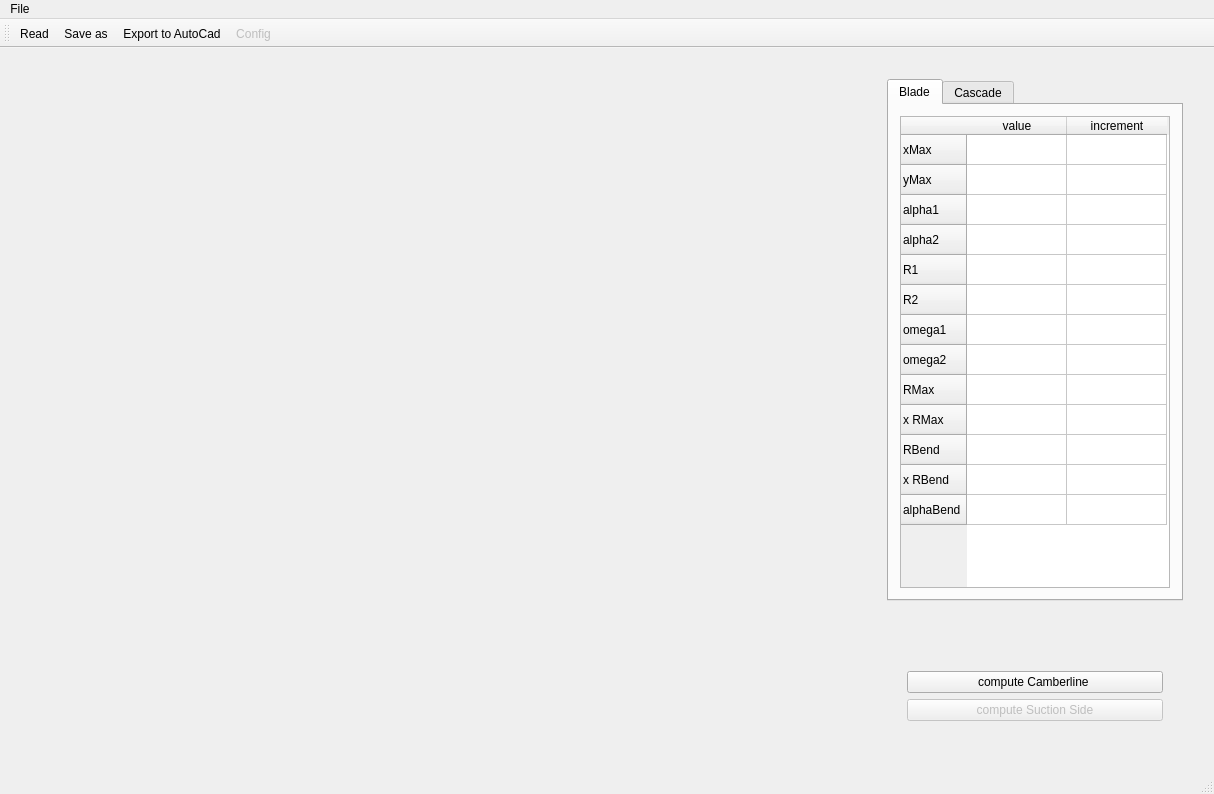
Before: the Qt Designer form guiBladeDesigner/guiBladeDesigner.ui in Avgustin4ik/bd, drawn with Qt 5.
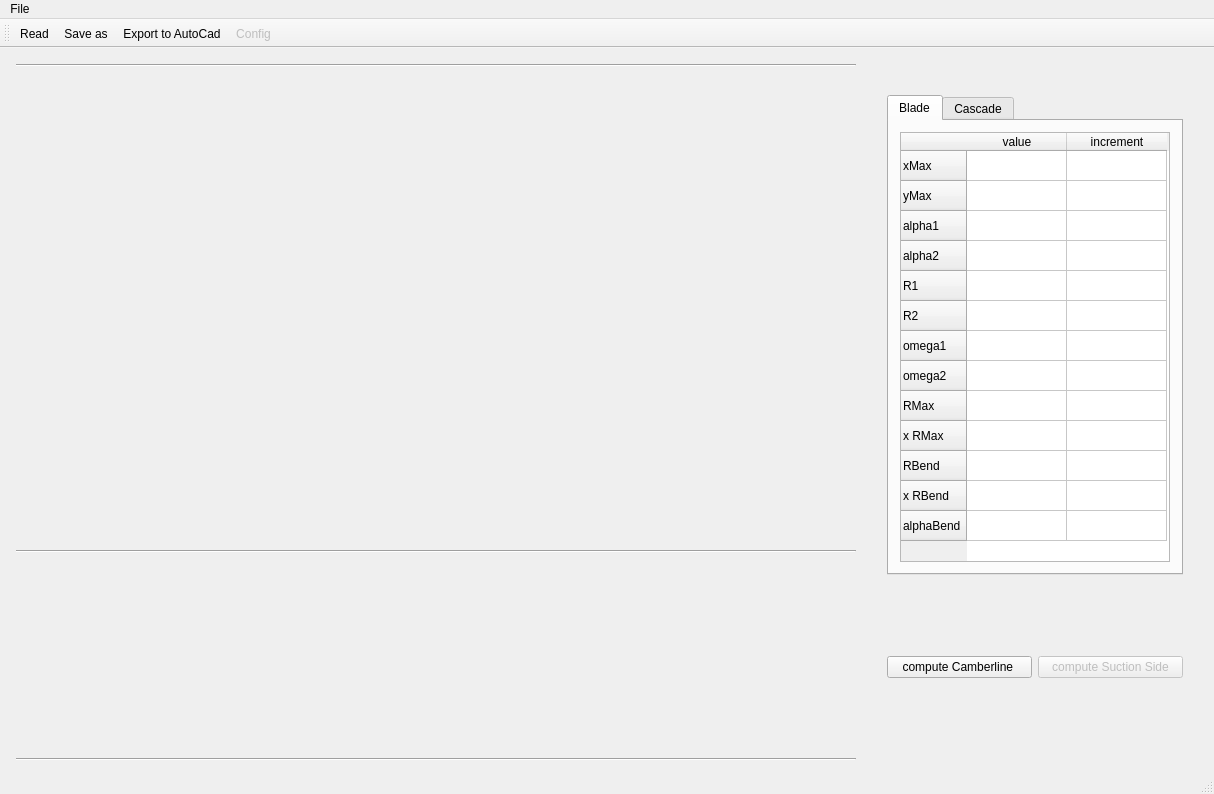
After: the same form once the commit is applied. Icons and pictures are not drawn. Custom widgets are drawn as their Qt base class.

```diff
--- a/guiBladeDesigner/guiBladeDesigner.ui
+++ b/guiBladeDesigner/guiBladeDesigner.ui
@@ -30,17 +30,42 @@
     <item>
      <layout class="QVBoxLayout" name="plotLayout">
       <property name="spacing">
-       <number>20</number>
+       <number>10</number>
       </property>
       <property name="leftMargin">
-       <number>20</number>
+       <number>5</number>
       </property>
       <property name="topMargin">
-       <number>20</number>
+       <number>5</number>
       </property>
       <property name="rightMargin">
-       <number>20</number>
+       <number>5</number>
       </property>
+      <item>
+       <widget class="Line" name="line_2">
+        <property name="sizePolicy">
+         <sizepolicy hsizetype="Minimum" vsizetype="Fixed">
+          <horstretch>0</horstretch>
+          <verstretch>0</verstretch>
+         </sizepolicy>
+        </property>
+        <property name="minimumSize">
+         <size>
+          <width>0</width>
+          <height>2</height>
+         </size>
+        </property>
+        <property name="maximumSize">
+         <size>
+          <width>16777215</width>
+          <height>5</height>
+         </size>
+        </property>
+        <property name="orientation">
+         <enum>Qt::Horizontal</enum>
+        </property>
+       </widget>
+      </item>
       <item>
        <widget class="QCustomPlot" name="globalPlot" native="true">
         <property name="sizePolicy">
@@ -57,6 +82,31 @@
         </property>
        </widget>
       </item>
+      <item>
+       <widget class="Line" name="line">
+        <property name="sizePolicy">
+         <sizepolicy hsizetype="Minimum" vsizetype="Fixed">
+          <horstretch>0</horstretch>
+          <verstretch>0</verstretch>
+         </sizepolicy>
+        </property>
+        <property name="minimumSize">
+         <size>
+          <width>0</width>
+          <height>2</height>
+         </size>
+        </property>
+        <property name="maximumSize">
+         <size>
+          <width>16777215</width>
+          <height>5</height>
+         </size>
+        </property>
+        <property name="orientation">
+         <enum>Qt::Horizontal</enum>
+        </property>
+       </widget>
+      </item>
       <item>
        <widget class="QCustomPlot" name="additionalPlot" native="true">
         <property name="sizePolicy">
@@ -67,6 +117,31 @@
         </property>
        </widget>
       </item>
+      <item>
+       <widget class="Line" name="line_3">
+        <property name="sizePolicy">
+         <sizepolicy hsizetype="Minimum" vsizetype="Fixed">
+          <horstretch>0</horstretch>
+          <verstretch>0</verstretch>
+         </sizepolicy>
+        </property>
+        <property name="minimumSize">
+         <size>
+          <width>0</width>
+          <height>2</height>
+         </size>
+        </property>
+        <property name="maximumSize">
+         <size>
+          <width>16777215</width>
+          <height>5</height>
+         </size>
+        </property>
+        <property name="orientation">
+         <enum>Qt::Horizontal</enum>
+        </property>
+       </widget>
+      </item>
      </layout>
     </item>
     <item>
@@ -78,18 +153,18 @@
        <number>20</number>
       </property>
       <property name="topMargin">
-       <number>20</number>
+       <number>5</number>
       </property>
       <property name="rightMargin">
        <number>20</number>
       </property>
       <property name="bottomMargin">
-       <number>20</number>
+       <number>50</number>
       </property>
       <item>
        <widget class="QTabWidget" name="tab_panel">
         <property name="sizePolicy">
-         <sizepolicy hsizetype="Minimum" vsizetype="Expanding">
+         <sizepolicy hsizetype="Minimum" vsizetype="Fixed">
           <horstretch>0</horstretch>
           <verstretch>0</verstretch>
          </sizepolicy>
@@ -97,7 +172,13 @@
         <property name="minimumSize">
          <size>
           <width>0</width>
-          <height>0</height>
+          <height>480</height>
+         </size>
+        </property>
+        <property name="maximumSize">
+         <size>
+          <width>16777215</width>
+          <height>480</height>
          </size>
         </property>
         <property name="currentIndex">
@@ -110,12 +191,24 @@
          <layout class="QHBoxLayout" name="horizontalLayout_9">
           <item>
            <widget class="QTableWidget" name="parametrsTable">
+            <property name="sizePolicy">
+             <sizepolicy hsizetype="Expanding" vsizetype="Minimum">
+              <horstretch>0</horstretch>
+              <verstretch>0</verstretch>
+             </sizepolicy>
+            </property>
             <property name="minimumSize">
              <size>
               <width>270</width>
               <height>0</height>
              </size>
             </property>
+            <property name="maximumSize">
+             <size>
+              <width>16777215</width>
+              <height>480</height>
+             </size>
+            </property>
             <property name="showGrid">
              <bool>true</bool>
             </property>
@@ -215,35 +308,23 @@
        </widget>
       </item>
       <item>
-       <layout class="QVBoxLayout" name="tool2Layout">
-        <property name="leftMargin">
-         <number>20</number>
+       <spacer name="verticalSpacer">
+        <property name="orientation">
+         <enum>Qt::Vertical</enum>
         </property>
-        <property name="topMargin">
-         <number>20</number>
+        <property name="sizeType">
+         <enum>QSizePolicy::Maximum</enum>
         </property>
-        <property name="rightMargin">
-         <number>20</number>
+        <property name="sizeHint" stdset="0">
+         <size>
+          <width>20</width>
+          <height>40</height>
+         </size>
         </property>
-        <property name="bottomMargin">
-         <number>20</number>
-        </property>
-        <item>
-         <spacer name="verticalSpacer">
-          <property name="orientation">
-           <enum>Qt::Vertical</enum>
-          </property>
-          <property name="sizeType">
-           <enum>QSizePolicy::Minimum</enum>
-          </property>
-          <property name="sizeHint" stdset="0">
-           <size>
-            <width>20</width>
-            <height>40</height>
-           </size>
-          </property>
-         </spacer>
-        </item>
+       </spacer>
+      </item>
+      <item>
+       <layout class="QHBoxLayout" name="horizontalLayout_2">
         <item>
          <widget class="QPushButton" name="computeCamberButton">
           <property name="text">
```
